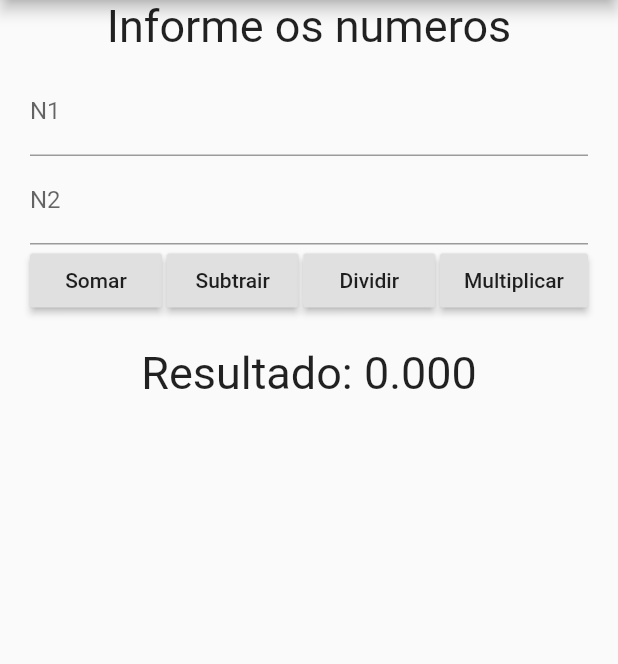
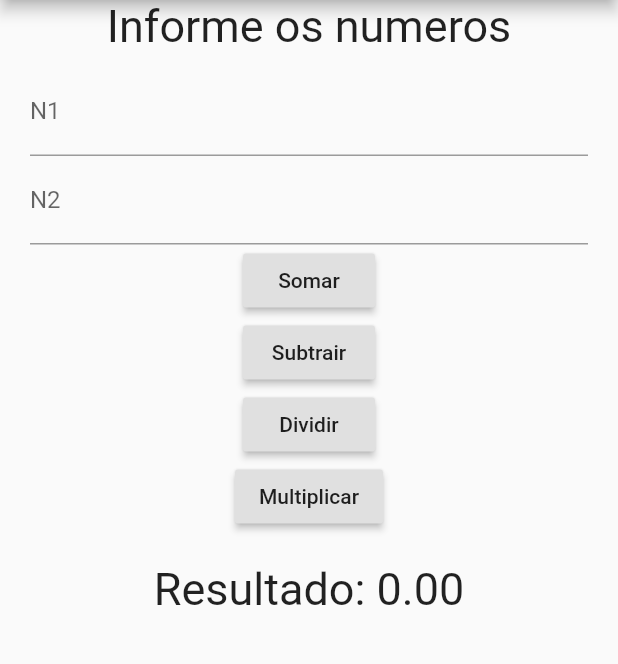
Before and after one commit to rodrigorafaeldamaceno/calculadora_mobx, a Flutter app: the screen it shows after launch, on a phone screen of 412 x 824 dp, the part 84-748 px from its top. Run offline on Flutter 3.47's test engine with Material 2 defaults, Android fonts, the phone set to English and light mode, and no system bars; our stand-ins replace flutter_mobx, mobx; generated files the repository leaves out were written again.

```diff
--- a/lib/main.dart
+++ b/lib/main.dart
@@ -10,9 +10,7 @@ class MyApp extends StatelessWidget {
   Widget build(BuildContext context) {
     return MultiProvider(
       providers: [
-        Provider<Calculadora>(
-          create: (_) => Calculadora(),
-        )
+        Provider<Calculadora>(create: (_) => Calculadora()),
       ],
       child: MaterialApp(
         debugShowCheckedModeBanner: false,
--- a/lib/pages/calculadora/calculadora_screen.dart
+++ b/lib/pages/calculadora/calculadora_screen.dart
@@ -4,12 +4,7 @@ import 'package:mobx_exemple/pages/calculadora/calculadora.dart';
 import 'package:mobx_exemple/pages/calculadora/resultado_screen.dart';
 import 'package:provider/provider.dart';
 
-class CalculadoraScreen extends StatefulWidget {
-  @override
-  _CalculadoraScreenState createState() => _CalculadoraScreenState();
-}
-
-class _CalculadoraScreenState extends State<CalculadoraScreen> {
+class CalculadoraScreen extends StatelessWidget {
   final _formKey = GlobalKey<FormState>();
   TextEditingController n1Controller = TextEditingController();
   TextEditingController n2Controller = TextEditingController();
@@ -34,7 +29,7 @@ class _CalculadoraScreenState extends State<CalculadoraScreen> {
                 SizedBox(height: 10),
                 _buildTextField(label: 'N1', controller: n1Controller),
                 _buildTextField(label: 'N2', controller: n2Controller),
-                Row(
+                Column(
                   mainAxisAlignment: MainAxisAlignment.spaceBetween,
                   children: <Widget>[
                     RaisedButton(
@@ -86,7 +81,7 @@ class _CalculadoraScreenState extends State<CalculadoraScreen> {
                         );
                       },
                       child: Text(
-                        'Resultado: ${calculadora.resultado.toStringAsFixed(3)}',
+                        'Resultado: ${calculadora.resultado.toStringAsPrecision(3)}',
                         style: TextStyle(fontSize: 30),
                       ),
                     );
--- a/lib/pages/calculadora/resultado_screen.dart
+++ b/lib/pages/calculadora/resultado_screen.dart
@@ -18,7 +18,7 @@ class ResultadoScreen extends StatelessWidget {
                 calculadora.multiplicar(calculadora.resultado, 2);
               },
               child: Text(
-                '${calculadora.resultado}',
+                '${calculadora.resultado.toStringAsPrecision(3)}',
                 style: TextStyle(fontSize: 50),
               ),
             );
```
Also changed, not shown: lib/pages/calculadora/calculadora.dart (+4 -4 lines), lib/pages/calculadora/calculadora.g.dart.
